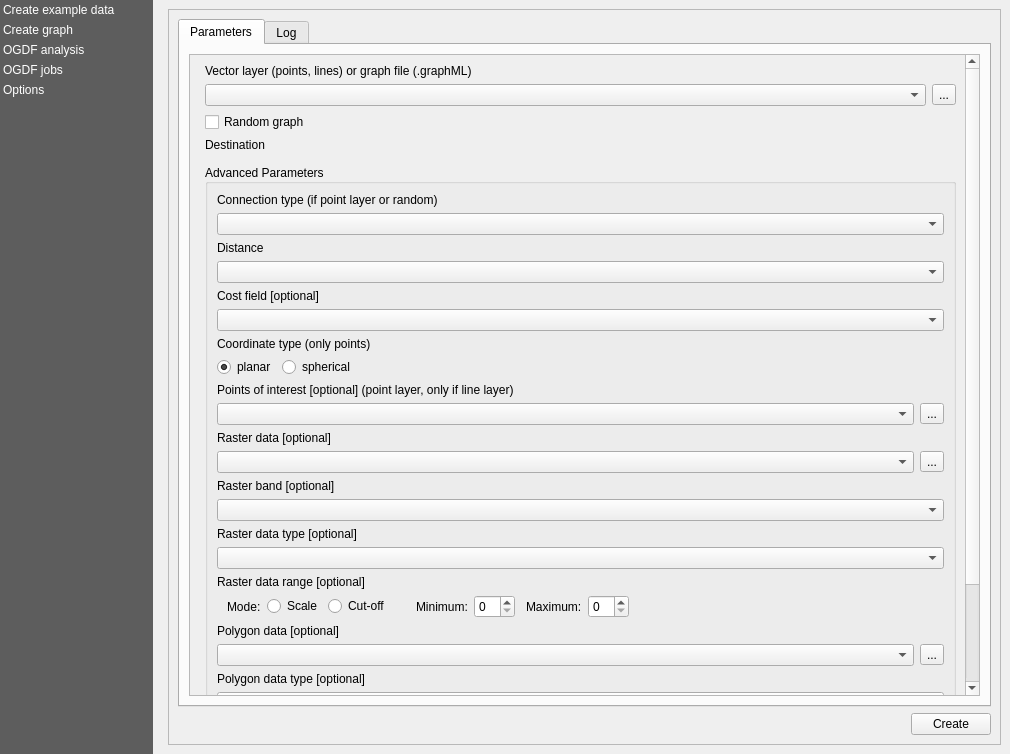
S-P-A-N-N-E-R-S/Frontend, file views/PluginDialog.ui: the form before one commit.
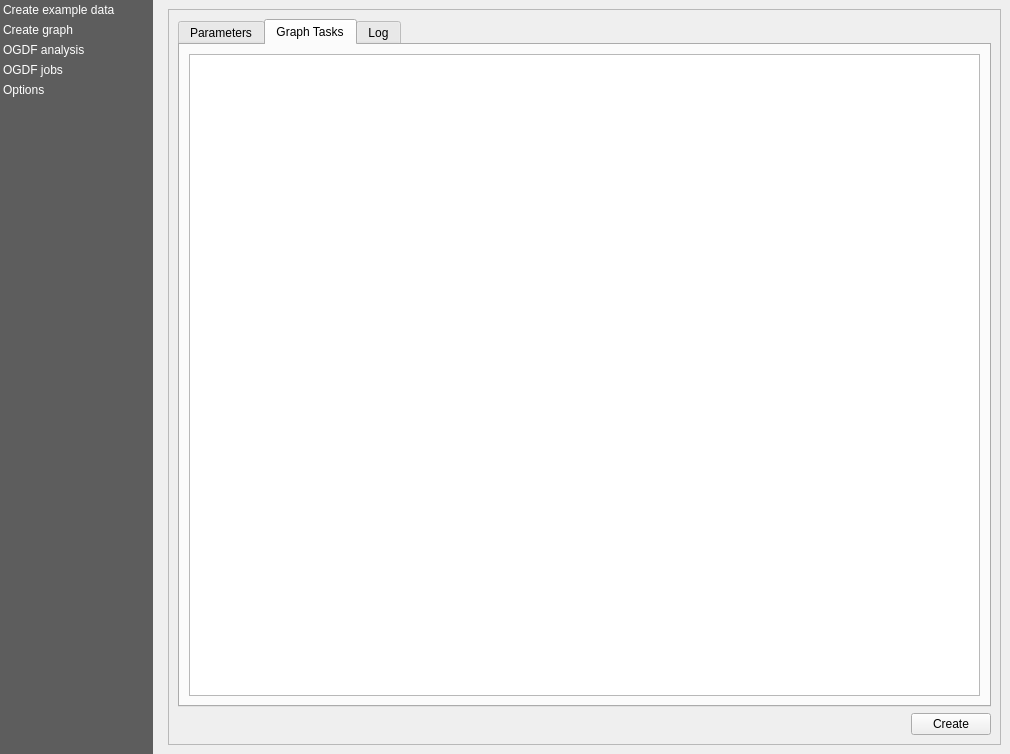
The form after the commit. The open tabs and pages were chosen to show the change. Custom widgets are drawn as their Qt base class.

Commit message: Add graph task overview, closes #55

The edit to the form file:
```diff
--- a/views/PluginDialog.ui
+++ b/views/PluginDialog.ui
@@ -268,7 +268,7 @@
                 <item>
                  <widget class="QTabWidget" name="tabWidget">
                   <property name="currentIndex">
-                   <number>0</number>
+                   <number>1</number>
                   </property>
                   <widget class="QWidget" name="create_graph_params">
                    <attribute name="title">
@@ -747,7 +747,61 @@
                     </item>
                    </layout>
                   </widget>
-                  <widget class="QWidget" name="tab_4">
+                  <widget class="QWidget" name="graph_tasks_tab">
+                   <attribute name="title">
+                    <string>Graph Tasks</string>
+                   </attribute>
+                   <layout class="QVBoxLayout" name="verticalLayout_16">
+                    <item>
+                     <layout class="QFormLayout" name="formLayout_3">
+                      <item row="0" column="0" colspan="2">
+                       <widget class="QTableWidget" name="graph_tasks_table">
+                        <property name="sizePolicy">
+                         <sizepolicy hsizetype="Expanding" vsizetype="Expanding">
+                          <horstretch>0</horstretch>
+                          <verstretch>0</verstretch>
+                         </sizepolicy>
+                        </property>
+                        <property name="minimumSize">
+                         <size>
+                          <width>0</width>
+                          <height>200</height>
+                         </size>
+                        </property>
+                        <property name="maximumSize">
+                         <size>
+                          <width>16777215</width>
+                          <height>16777215</height>
+                         </size>
+                        </property>
+                        <property name="editTriggers">
+                         <set>QAbstractItemView::NoEditTriggers</set>
+                        </property>
+                        <property name="selectionMode">
+                         <enum>QAbstractItemView::NoSelection</enum>
+                        </property>
+                        <property name="selectionBehavior">
+                         <enum>QAbstractItemView::SelectRows</enum>
+                        </property>
+                        <attribute name="horizontalHeaderStretchLastSection">
+                         <bool>false</bool>
+                        </attribute>
+                        <attribute name="verticalHeaderCascadingSectionResizes">
+                         <bool>false</bool>
+                        </attribute>
+                        <attribute name="verticalHeaderShowSortIndicator" stdset="0">
+                         <bool>false</bool>
+                        </attribute>
+                        <attribute name="verticalHeaderStretchLastSection">
+                         <bool>false</bool>
+                        </attribute>
+                       </widget>
+                      </item>
+                     </layout>
+                    </item>
+                   </layout>
+                  </widget>
+                  <widget class="QWidget" name="graph_log_tab">
                    <attribute name="title">
                     <string>Log</string>
                    </attribute>
```
Left out of the diff: 24 changed lines with no effect on the pictures. The commit also changes 3 other files.
